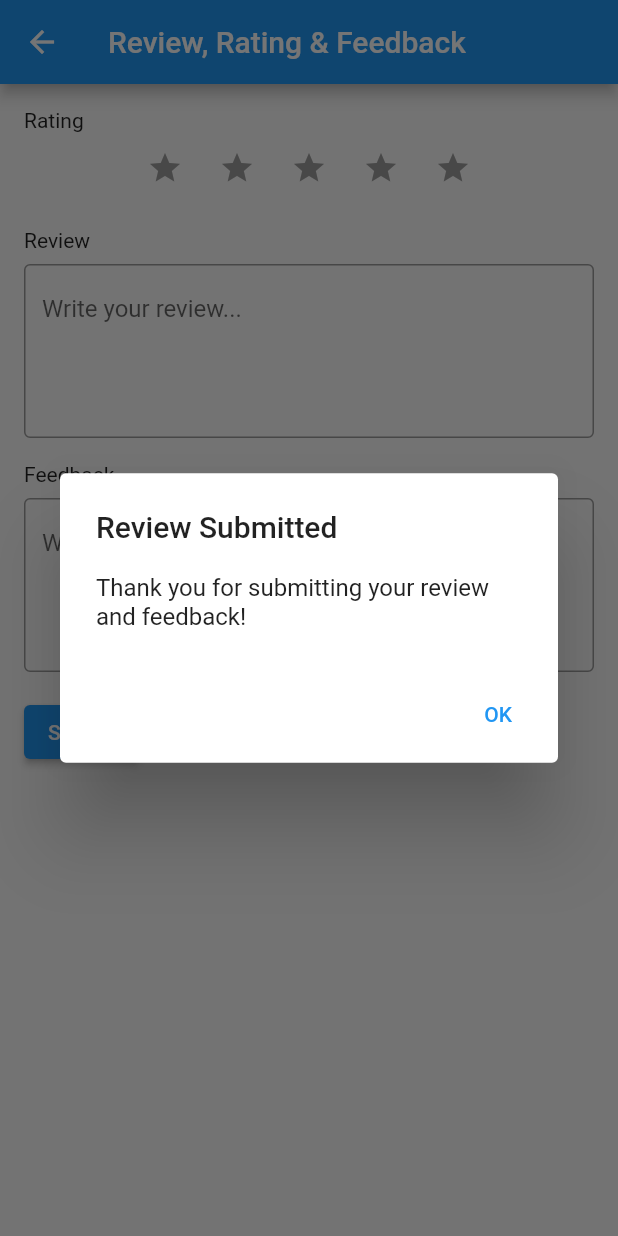
After one commit to flutterShahana/vehprohub, a Flutter app: the ReviewRatingFeedbackPage screen opened directly, after a tap on "Submit", on a phone screen of 412 x 824 dp. The commit adds this screen. Run offline on Flutter 3.47's test engine with Material 2 defaults, Android fonts, the phone set to English and light mode, and no system bars; missing offline and left inert: searchbar_animation.

Commit message:
second commit

```diff
--- a/lib/User/accessoriesservices.dart
+++ b/lib/User/accessoriesservices.dart
@@ -10,6 +10,9 @@ class Accessoriesservices extends StatefulWidget {
 }
 
 class _AccessoriesservicesState extends State<Accessoriesservices> {
+  double _rating = 0;
+
+
   @override
   Widget build(BuildContext context) {
     return Scaffold(
@@ -672,6 +675,54 @@ class _AccessoriesservicesState extends State<Accessoriesservices> {
                 padding: EdgeInsets.all(8.0),
                 child: Column(
                   children: [
+                    const Text(
+                      'Rating',
+                    ),
+                    Row(
+                      mainAxisAlignment: MainAxisAlignment.center,
+                      children: [
+                        IconButton(
+                          icon: Icon(Icons.star, color: _rating >= 1 ? Colors.orange : Colors.grey),
+                          onPressed: () {
+                            setState(() {
+                              _rating = 1;
+                            });
+                          },
+                        ),
+                        IconButton(
+                          icon: Icon(Icons.star, color: _rating >= 2 ? Colors.orange : Colors.grey),
+                          onPressed: () {
+                            setState(() {
+                              _rating = 2;
+                            });
+                          },
+                        ),
+                        IconButton(
+                          icon: Icon(Icons.star, color: _rating >= 3 ? Colors.orange : Colors.grey),
+                          onPressed: () {
+                            setState(() {
+                              _rating = 3;
+                            });
+                          },
+                        ),
+                        IconButton(
+                          icon: Icon(Icons.star, color: _rating >= 4 ? Colors.orange : Colors.grey),
+                          onPressed: () {
+                            setState(() {
+                              _rating = 4;
+                            });
+                          },
+                        ),
+                        IconButton(
+                          icon: Icon(Icons.star, color: _rating >= 5 ? Colors.orange : Colors.grey),
+                          onPressed: () {
+                            setState(() {
+                              _rating = 5;
+                            });
+                          },
+                        ),
+                      ],
+                    ),
                     const TextField(
                       decoration: InputDecoration(
                         labelText: "Enter your Feedback here ...........",
--- /dev/null
+++ b/lib/User/rev_rat_feedbk_pg.dart
@@ -0,0 +1,147 @@
+import 'package:flutter/material.dart';
+
+class ReviewRatingFeedbackPage extends StatefulWidget {
+  const ReviewRatingFeedbackPage({Key? key}) : super(key: key);
+
+  @override
+  _ReviewRatingFeedbackPageState createState() => _ReviewRatingFeedbackPageState();
+}
+
+class _ReviewRatingFeedbackPageState extends State<ReviewRatingFeedbackPage> {
+  double _rating = 0;
+  String _review = '';
+  String _feedback = '';
+
+  void _submitReview() {
+    // Perform submission of review, rating, and feedback
+    // You can handle the logic here, such as sending the data to a backend server
+
+    // Reset the form
+    setState(() {
+      _rating = 0;
+      _review = '';
+      _feedback = '';
+    });
+
+    // Show a confirmation dialog or navigate to another screen
+    showDialog(
+      context: context,
+      builder: (context) => AlertDialog(
+        title: const Text('Review Submitted'),
+        content: const Text('Thank you for submitting your review and feedback!'),
+        actions: [
+          TextButton(
+            onPressed: () {
+              Navigator.pop(context);
+            },
+            child: const Text('OK'),
+          ),
+        ],
+      ),
+    );
+  }
+
+  @override
+  Widget build(BuildContext context) {
+    return Scaffold(
+      appBar: AppBar(
+        title: const Text('Review, Rating & Feedback'),
+      ),
+      body: Padding(
+        padding: const EdgeInsets.all(16.0),
+        child: Column(
+          crossAxisAlignment: CrossAxisAlignment.start,
+          children: [
+            const Text(
+              'Rating',
+            ),
+            Row(
+              mainAxisAlignment: MainAxisAlignment.center,
+              children: [
+                IconButton(
+                  icon: Icon(Icons.star, color: _rating >= 1 ? Colors.orange : Colors.grey),
+                  onPressed: () {
+                    setState(() {
+                      _rating = 1;
+                    });
+                  },
+                ),
+                IconButton(
+                  icon: Icon(Icons.star, color: _rating >= 2 ? Colors.orange : Colors.grey),
+                  onPressed: () {
+                    setState(() {
+                      _rating = 2;
+                    });
+                  },
+                ),
+                IconButton(
+                  icon: Icon(Icons.star, color: _rating >= 3 ? Colors.orange : Colors.grey),
+                  onPressed: () {
+                    setState(() {
+                      _rating = 3;
+                    });
+                  },
+                ),
+                IconButton(
+                  icon: Icon(Icons.star, color: _rating >= 4 ? Colors.orange : Colors.grey),
+                  onPressed: () {
+                    setState(() {
+                      _rating = 4;
+                    });
+                  },
+                ),
+                IconButton(
+                  icon: Icon(Icons.star, color: _rating >= 5 ? Colors.orange : Colors.grey),
+                  onPressed: () {
+                    setState(() {
+                      _rating = 5;
+                    });
+                  },
+                ),
+              ],
+            ),
+            const SizedBox(height: 16),
+            const Text(
+              'Review',
+            ),
+            const SizedBox(height: 8),
+            TextField(
+              maxLines: 4,
+              onChanged: (value) {
+                setState(() {
+                  _review = value;
+                });
+              },
+              decoration: const InputDecoration(
+                border: OutlineInputBorder(),
+                hintText: 'Write your review...',
+              ),
+            ),
+            const SizedBox(height: 16),
+            const Text(
+              'Feedback',
+            ),
+            const SizedBox(height: 8),
+            TextField(
+              maxLines: 4,
+              onChanged: (value) {
+                setState(() {
+                  _feedback = value;
+                });
+              },
+              decoration: const InputDecoration(
+                border: OutlineInputBorder(),
+                hintText: 'Write your feedback...',
+              ),
+            ),
+            const SizedBox(height: 16),
+            ElevatedButton(
+              onPressed: _submitReview,
+              child: const Text('Submit'),
+            ),
+          ],
+        ),
+      ),
+    );
+  }
+}
```
Also changed, not shown: lib/User/hamber.dart (+6 -5 lines), lib/User/media.dart (+194 -83 lines), lib/User/one.dart (deleted, +0 -17 lines), lib/User/screen2map.dart (deleted, +0 -23 lines), lib/main.dart (+7 -10 lines).
